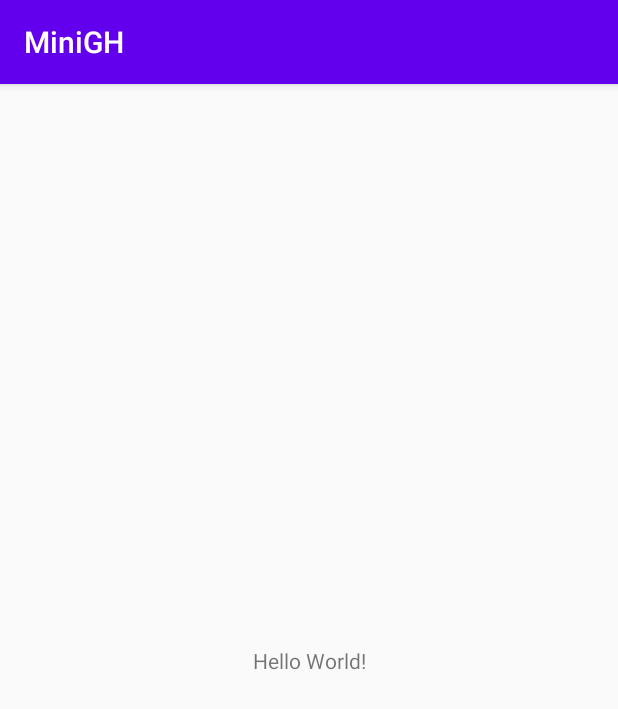
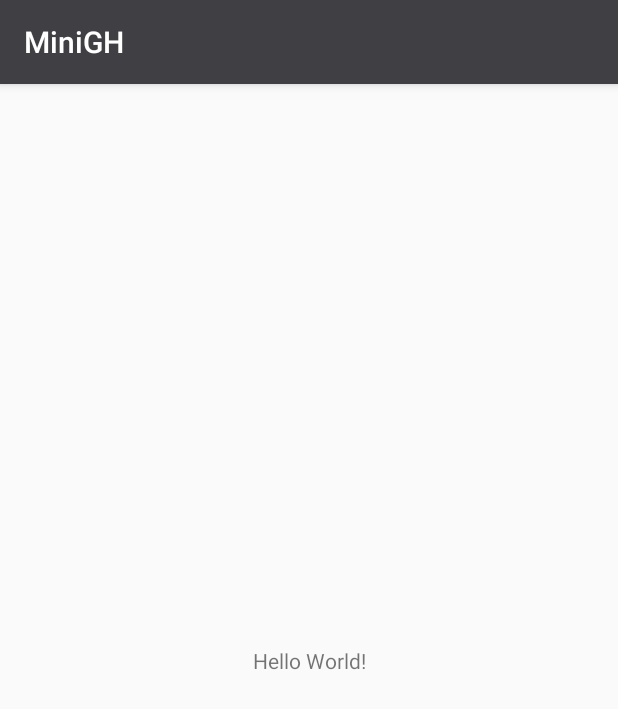
Before and after one commit to Huy-Ngo/MiniGH, an Android app: the screen it shows after launch (MainActivity), on a phone screen of 412 x 824 dp. Shown: the top 709 px of the screen. Run offline under Robolectric (Android 15) with nearby library versions, the phone set to English and light mode, and no system bars.

Commit message:
Define colors and typeScale

```diff
--- a/app/src/main/res/values/colors.xml
+++ b/app/src/main/res/values/colors.xml
@@ -1,6 +1,12 @@
-<?xml version="1.0" encoding="utf-8"?>
+<!--?xml version="1.0" encoding="UTF-8"?-->
 <resources>
-    <color name="colorPrimary">#6200EE</color>
-    <color name="colorPrimaryDark">#3700B3</color>
-    <color name="colorAccent">#03DAC5</color>
+  <color name="primaryColor">#3f3f44</color>
+  <color name="primaryLightColor">#6a6a6f</color>
+  <color name="primaryDarkColor">#19191d</color>
+  <color name="secondaryColor">#cceabb</color>
+  <color name="secondaryLightColor">#ffffee</color>
+  <color name="secondaryDarkColor">#9bb88b</color>
+  <color name="primaryTextColor">#ffffff</color>
+  <color name="secondaryTextColor">#000000</color>
+
 </resources>
--- a/app/src/main/res/values/styles.xml
+++ b/app/src/main/res/values/styles.xml
@@ -2,9 +2,9 @@
     <!-- Base application theme. -->
     <style name="AppTheme" parent="Theme.AppCompat.Light.DarkActionBar">
         <!-- Customize your theme here. -->
-        <item name="colorPrimary">@color/colorPrimary</item>
-        <item name="colorPrimaryDark">@color/colorPrimaryDark</item>
-        <item name="colorAccent">@color/colorAccent</item>
+        <item name="colorPrimary">@color/primaryColor</item>
+        <item name="colorPrimaryDark">@color/primaryDarkColor</item>
+        <item name="colorAccent">@color/secondaryTextColor</item>
     </style>
 
 </resources>
```
Also changed, not shown: app/src/main/res/values/typeScale.xml (added, +54 -0 lines).
